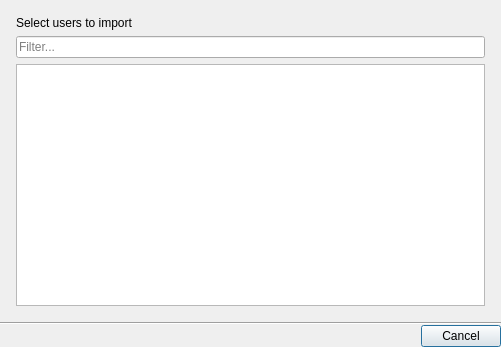
Before: the Qt Designer form client/libclient/src/ui/dialogs/ldap_users_dialog.ui in networkoptix/nx_open, drawn with Qt 5.
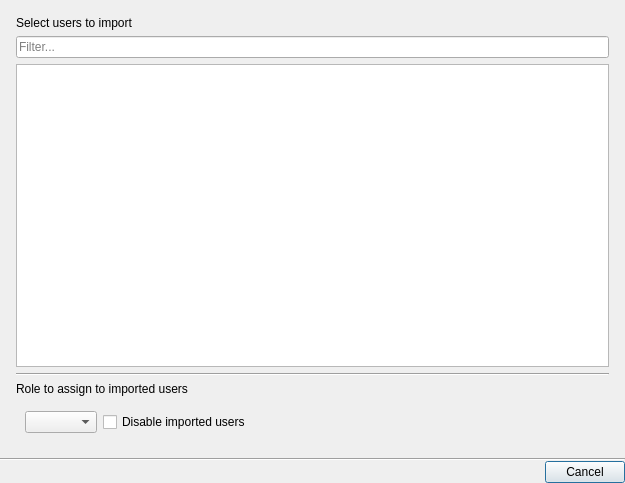
After: the same form once the commit is applied. The open tabs and pages were chosen to show the change. Custom widgets are drawn as their Qt base class.

Commit message:
VMS-5654 - LDAP import dialog improvements
<==== Mercurial data ====>
Branch: dev_3.0.0_gui

Patch:
```diff
--- a/client/libclient/src/ui/dialogs/ldap_users_dialog.ui
+++ b/client/libclient/src/ui/dialogs/ldap_users_dialog.ui
@@ -6,8 +6,8 @@
    <rect>
     <x>0</x>
     <y>0</y>
-    <width>501</width>
-    <height>347</height>
+    <width>625</width>
+    <height>483</height>
    </rect>
   </property>
   <property name="windowTitle">
@@ -89,6 +89,53 @@
            </property>
           </widget>
          </item>
+         <item>
+          <widget class="Line" name="line_2">
+           <property name="orientation">
+            <enum>Qt::Horizontal</enum>
+           </property>
+          </widget>
+         </item>
+         <item>
+          <widget class="QLabel" name="selectRoleLabel">
+           <property name="text">
+            <string>Role to assign to imported users</string>
+           </property>
+          </widget>
+         </item>
+         <item>
+          <widget class="QWidget" name="horizontalWidget" native="true">
+           <layout class="QHBoxLayout" name="horizontalLayout">
+            <item>
+             <widget class="QComboBox" name="userRoleComboBox">
+              <property name="sizeAdjustPolicy">
+               <enum>QComboBox::AdjustToContents</enum>
+              </property>
+             </widget>
+            </item>
+            <item>
+             <widget class="QCheckBox" name="disableUsersCheckBox">
+              <property name="text">
+               <string>Disable imported users</string>
+              </property>
+             </widget>
+            </item>
+            <item>
+             <spacer name="horizontalSpacer">
+              <property name="orientation">
+               <enum>Qt::Horizontal</enum>
+              </property>
+              <property name="sizeHint" stdset="0">
+               <size>
+                <width>40</width>
+                <height>20</height>
+               </size>
+              </property>
+             </spacer>
+            </item>
+           </layout>
+          </widget>
+         </item>
         </layout>
        </widget>
        <widget class="QWidget" name="loadingPage">
```
The commit also changes 6 other files.
